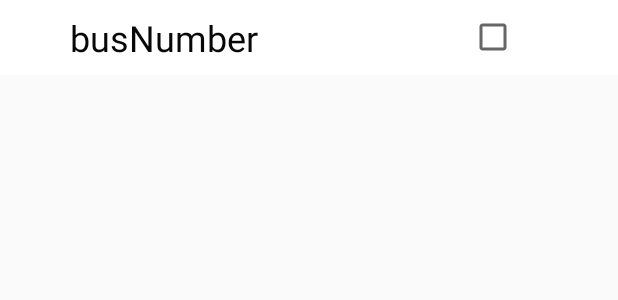
After one commit to WisdomKang/BusBogi, an Android app: the layout bus_list_layout.xml on its own in the app's theme, with its tools: preview values and no code run, on a phone screen of 412 x 824 dp. The commit adds this screen. Shown: the top 300 px of the screen. Run offline under Robolectric (Android 15) with nearby library versions, the phone set to English and light mode, and no system bars.

Commit message:
Custom ListView Adapter generate

```diff
--- a/androidApp/BusBogi/app/src/main/AndroidManifest.xml
+++ b/androidApp/BusBogi/app/src/main/AndroidManifest.xml
@@ -23,7 +23,7 @@
             ></service>
 
         <activity
-            android:name=".SplashActivity"
+            android:name=".splash.SplashActivity"
             android:theme="@style/Theme.AppCompat.NoActionBar">
             <intent-filter>
                 <action android:name="android.intent.action.MAIN" />
@@ -32,7 +32,7 @@
             </intent-filter>
         </activity>
         <activity
-            android:name=".MainActivity"
+            android:name=".main.MainActivity"
             android:theme="@style/Theme.AppCompat.NoActionBar" />
     </application>
 
--- /dev/null
+++ b/androidApp/BusBogi/app/src/main/java/com/project/busbogi/main/CheckableLinearLayout.java
@@ -0,0 +1,33 @@
+package com.project.busbogi.main;
+
+import android.content.Context;
+import android.util.AttributeSet;
+import android.widget.CheckBox;
+import android.widget.Checkable;
+import android.widget.LinearLayout;
+
+import com.project.busbogi.R;
+
+public class CheckableLinearLayout extends LinearLayout implements Checkable {
+    public CheckableLinearLayout(Context context , AttributeSet attrs){
+        super(context, attrs);
+    }
+
+    @Override
+    public void setChecked(boolean b) {
+        CheckBox checkBox = findViewById(R.id.checkBox);
+        checkBox.setChecked(b);
+    }
+
+    @Override
+    public boolean isChecked() {
+        CheckBox checkBox = findViewById(R.id.checkBox);
+        return checkBox.isChecked();
+    }
+
+    @Override
+    public void toggle() {
+        CheckBox checkBox = findViewById(R.id.checkBox);
+        setChecked( checkBox.isChecked() ? false : true );
+    }
+}
--- a/androidApp/BusBogi/app/src/main/java/com/project/busbogi/SplashActivity.java
+++ b/androidApp/BusBogi/app/src/main/java/com/project/busbogi/splash/SplashActivity.java
@@ -1,4 +1,4 @@
-package com.project.busbogi;
+package com.project.busbogi.splash;
 
 import androidx.appcompat.app.AppCompatActivity;
 import androidx.core.app.ActivityCompat;
@@ -15,7 +15,9 @@ import android.os.Handler;
 import android.view.animation.Animation;
 import android.view.animation.AnimationUtils;
 import android.widget.ImageView;
-import android.widget.Toast;
+
+import com.project.busbogi.R;
+import com.project.busbogi.main.MainActivity;
 
 public class SplashActivity extends AppCompatActivity {
     //필요권한들
@@ -45,13 +47,12 @@ public class SplashActivity extends AppCompatActivity {
         handler.postDelayed(new Runnable() {
             @Override
             public void run() {
-                if( hasPermissions( getApplicationContext(), PERMISSIONS) ){
-                    Intent intent = new Intent(getApplicationContext(), MainActivity.class);
-                    startActivity(intent);
-                    finish();
-                }else{
+                if( !hasPermissions( getApplicationContext(), PERMISSIONS) ){
                     getPermission();
                 }
+                Intent intent = new Intent(getApplicationContext(), MainActivity.class);
+                startActivity(intent);
+                finish();
             }
         }, 5000);
 
--- a/androidApp/BusBogi/app/src/main/res/layout/activity_main.xml
+++ b/androidApp/BusBogi/app/src/main/res/layout/activity_main.xml
@@ -6,7 +6,7 @@
     android:layout_height="match_parent"
     android:background="#FFEB3B"
     android:orientation="vertical"
-    tools:context=".MainActivity">
+    tools:context=".main.MainActivity">
 
     <TextView
         android:id="@+id/statusText"
--- a/androidApp/BusBogi/app/src/main/res/layout/activity_splash.xml
+++ b/androidApp/BusBogi/app/src/main/res/layout/activity_splash.xml
@@ -5,7 +5,7 @@
     android:layout_width="match_parent"
     android:layout_height="match_parent"
     android:background="#FFEB3B"
-    tools:context=".SplashActivity">
+    tools:context=".splash.SplashActivity">
 
     <ImageView
         android:id="@+id/imageView3"
--- /dev/null
+++ b/androidApp/BusBogi/app/src/main/res/layout/bus_list_layout.xml
@@ -0,0 +1,34 @@
+<?xml version="1.0" encoding="utf-8"?>
+<com.project.busbogi.main.CheckableLinearLayout xmlns:android="http://schemas.android.com/apk/res/android"
+    android:layout_width="match_parent"
+    android:layout_height="50dp"
+    android:background="@color/busNumberBackground"
+    android:focusableInTouchMode="false"
+    android:orientation="horizontal">
+
+    <TextView
+        android:id="@+id/busNumber"
+        android:layout_width="wrap_content"
+        android:layout_height="match_parent"
+        android:layout_weight="1"
+        android:gravity="center"
+        android:text="busNumber"
+        android:textColor="#F7000000"
+        android:textSize="24sp" />
+
+    <TextView
+        android:id="@+id/busStatus"
+        android:layout_width="wrap_content"
+        android:layout_height="match_parent"
+        android:layout_weight="1" />
+
+    <CheckBox
+        android:id="@+id/checkBox"
+        android:layout_width="5dp"
+        android:layout_height="match_parent"
+        android:layout_weight="1"
+        android:clickable="false"
+        android:focusable="false"
+        android:gravity="center"
+        android:textSize="24sp" />
+</com.project.busbogi.main.CheckableLinearLayout>
--- a/androidApp/BusBogi/app/src/main/res/values/colors.xml
+++ b/androidApp/BusBogi/app/src/main/res/values/colors.xml
@@ -4,4 +4,6 @@
     <color name="colorPrimaryDark">#3700B3</color>
     <color name="colorAccent">#03DAC5</color>
     <color name="cardview_light_background">#FFEB5A</color>
+    <color name="busNumberBackground">#FFFFFF</color>
+
 </resources>
```
Also changed, not shown: androidApp/BusBogi/app/src/main/java/com/project/busbogi/ble/service/BeaconScanService.java (+1 -6 lines), androidApp/BusBogi/app/src/main/java/com/project/busbogi/main/BusListAdapter.java (added, +58 -0 lines), androidApp/BusBogi/app/src/main/java/com/project/busbogi/main/MainActivity.java (renamed from androidApp/BusBogi/app/src/main/java/com/project/busbogi/MainActivity.java, +25 -9 lines).
